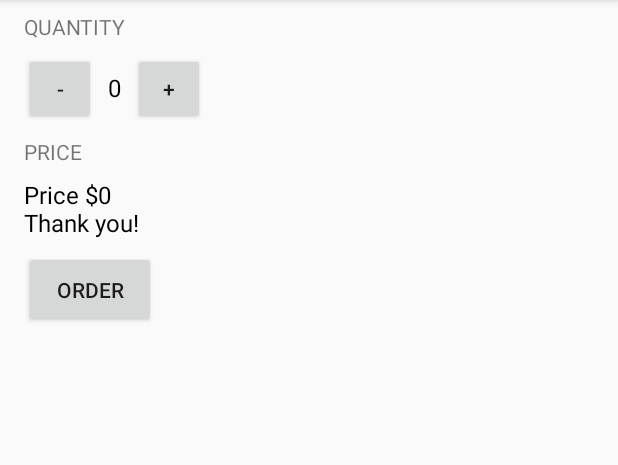
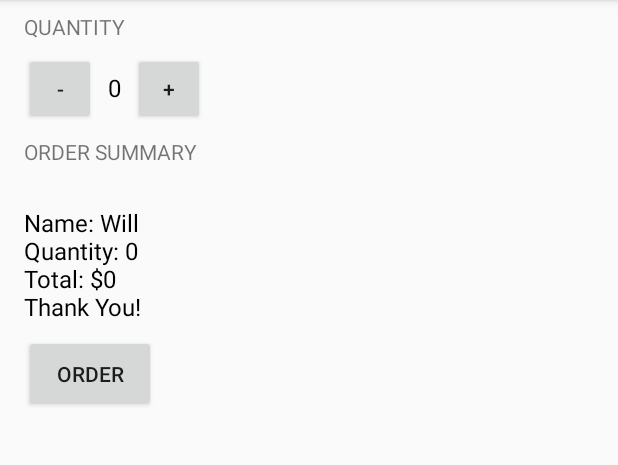
Before and after one commit to wlin3/JustJava, an Android app: the screen it shows after launch (MainActivity), after a tap on "ORDER", on a phone screen of 412 x 824 dp, the part 84-549 px from its top. Run offline under Robolectric (Android 15) with nearby library versions, the phone set to English and light mode, and no system bars.

Commit message:
Added Order Summary

```diff
--- a/app/src/main/java/com/example/myapplication/MainActivity.java
+++ b/app/src/main/java/com/example/myapplication/MainActivity.java
@@ -45,10 +45,22 @@ public class MainActivity extends AppCompatActivity {
      * This method is called when the order button is clicked.
      */
     public void submitOrder(View view) {
-        int price = quantity *5;
-        String priceMessage = "Price $" + price;
-        priceMessage = priceMessage + "\nThank you!";
-        displayMessage(priceMessage);
+        int price = calculatePrice();
+        displayMessage(createOrderSummary(price));
+
+    }
+
+    private int calculatePrice() {
+        int price = quantity * 5;
+        return price;
+    }
+
+    private String createOrderSummary(int price) {
+        String priceMessage = "\nName: Will";
+        priceMessage = priceMessage + "\nQuantity: " + quantity;
+        priceMessage = priceMessage + "\nTotal: $" + price;
+        priceMessage = priceMessage + "\nThank You!";
+        return priceMessage;
     }
 
     /**
@@ -59,17 +71,10 @@ public class MainActivity extends AppCompatActivity {
         quantityTextView.setText("" + number);
     }
     /**
-     * This method displays the given price on the screen.
-     */
-    private void displayPrice(int number) {
-        TextView priceTextView = (TextView) findViewById(R.id.price_text_view);
-        priceTextView.setText(NumberFormat.getCurrencyInstance().format(number));
-    }
-    /**
      * This method displays the given text on the screen.
      */
     private void displayMessage(String message) {
-        TextView priceTextView = (TextView) findViewById(R.id.price_text_view);
-        priceTextView.setText(message);
+        TextView orderSummaryTextView = (TextView) findViewById(R.id.order_summary_text_view);
+        orderSummaryTextView.setText(message);
     }
 }
--- a/app/src/main/res/layout/activity_main.xml
+++ b/app/src/main/res/layout/activity_main.xml
@@ -43,11 +43,11 @@
     <TextView
         android:layout_width="wrap_content"
         android:layout_height="wrap_content"
-        android:text="price"
+        android:text="order summary"
         android:textAllCaps="true"/>
 
     <TextView
-        android:id="@+id/price_text_view"
+        android:id="@+id/order_summary_text_view"
         android:layout_width="wrap_content"
         android:layout_height="wrap_content"
         android:text="$0"
```
